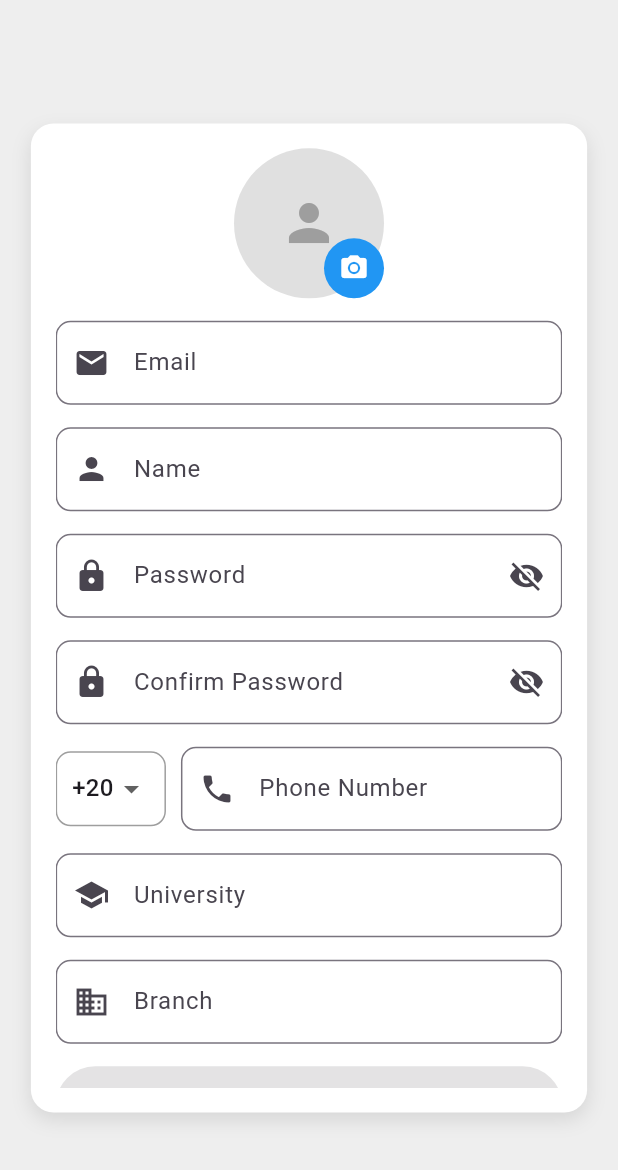
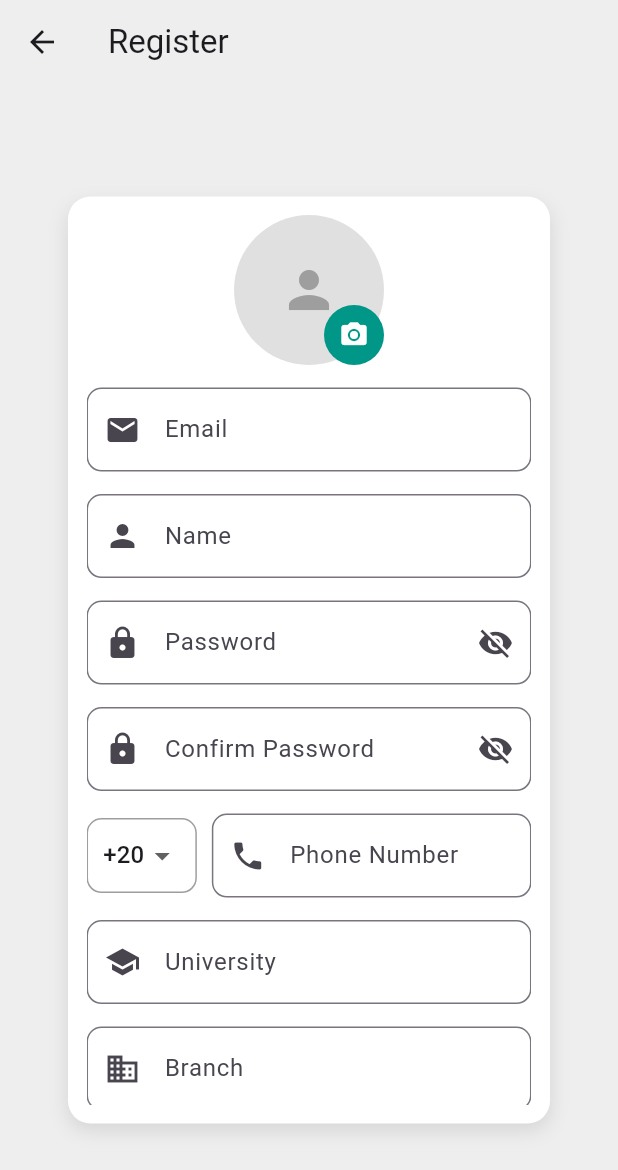
Before and after one commit to MORAMZY14/Etqan, a Flutter app: the RegisterPage screen opened directly, after a tap on the "camera alt" icon, on a phone screen of 412 x 824 dp. Shown: the top 1170 px of the screen. Run offline on Flutter 3.47's test engine with Material 3 defaults, Android fonts, the phone set to English and light mode, and no system bars; our stand-ins replace cloud_firestore, file_picker, firebase_auth, firebase_core, firebase_messaging, firebase_storage and 3 more; missing offline and left inert: firebase_app_check, onesignal_flutter; accounts and stored records are empty.

Commit message:
UI & UX Modification : New Registration Page

```diff
--- a/lib/register_page.dart
+++ b/lib/register_page.dart
@@ -248,27 +248,28 @@ class _RegisterPageState extends State<RegisterPage> {
     if (result != null) {
       PlatformFile file = result.files.first;
       final imageBytes = file.bytes;
-
       if (imageBytes != null) {
         setState(() {
           _selectedImageBytes = imageBytes;
         });
       }
-    } else {
-      // Handle case when no image is picked
-      print('No image selected.');
     }
   }
 
   @override
   Widget build(BuildContext context) {
     return Scaffold(
-        backgroundColor: Colors.grey[200],
+        backgroundColor:  Colors.grey[200],
+        appBar: AppBar(
+        title: const Text('Register'),
+    backgroundColor: Colors.grey[200],
+    elevation:0,
+    ),
     body: Center(
     child: Container(
-    width: MediaQuery.of(context).size.width * 0.9,
-    height: MediaQuery.of(context).size.height * 0.8,
-    padding: EdgeInsets.all(MediaQuery.of(context).size.width * 0.04),
+    width: MediaQuery.of(context).size.width * 0.78,
+    height: MediaQuery.of(context).size.height * 0.75,
+    padding: EdgeInsets.all(MediaQuery.of(context).size.width * 0.030),
     decoration: BoxDecoration(
     color: Colors.white,
     borderRadius: BorderRadius.circular(15.0),
@@ -304,7 +305,7 @@ class _RegisterPageState extends State<RegisterPage> {
     onTap: _pickImage,
     child: CircleAvatar(
     radius: 20,
-    backgroundColor: Colors.blue,
+    backgroundColor: Colors.teal,
     child: const Icon(Icons.camera_alt, color: Colors.white, size: 20),
     ),
     ),
@@ -404,15 +405,15 @@ class _RegisterPageState extends State<RegisterPage> {
     padding: EdgeInsets.symmetric(
     vertical: MediaQuery.of(context).size.height * 0.02,
     ),
-    backgroundColor: _isRegisterButtonEnabled ? Colors.blue : Colors.grey,
+    backgroundColor: _isRegisterButtonEnabled ? Colors.teal : Colors.grey,
     ),
     child: const Text('Register'),
     ),
     ],
     ),
     ),
-     ),
-     ));
+    ),
+    ));
   }
 
 
```
